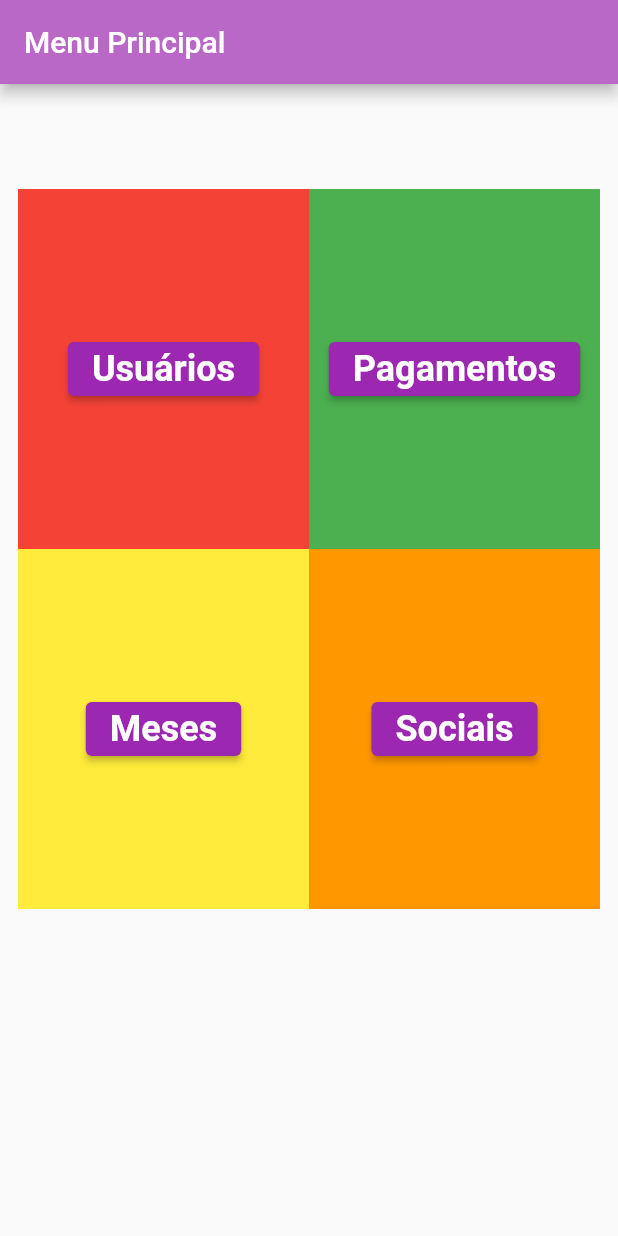
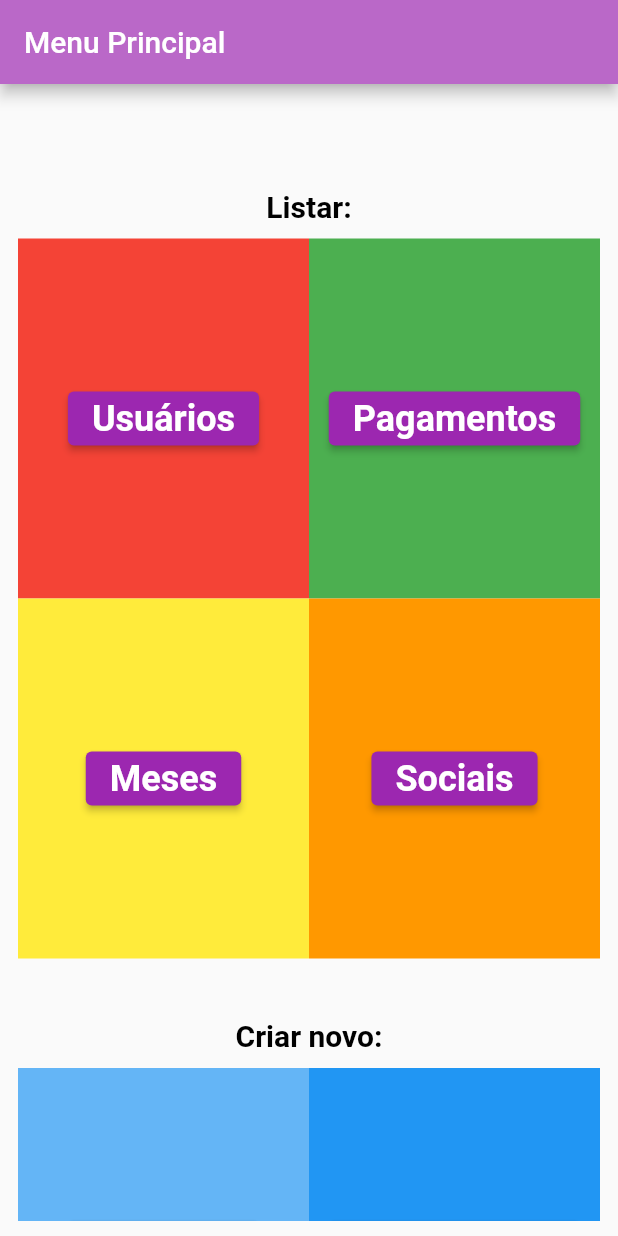
Before and after one commit to RamonXavier/OrganizaAEFlutter, a Flutter app: the screen it shows after launch, on a phone screen of 412 x 824 dp. Run offline on Flutter 3.47's test engine with Material 2 defaults, Android fonts, the phone set to English and light mode, and no system bars.

Commit message:
extendido menu de listar / criar

```diff
--- a/lib/app/pages/MenuDefaultAdmin/MenuDefaultAdmin.page.dart
+++ b/lib/app/pages/MenuDefaultAdmin/MenuDefaultAdmin.page.dart
@@ -1,10 +1,8 @@
 // ignore_for_file: prefer_const_constructors
-
 import 'package:flutter/material.dart';
 import 'package:organiza_ae/app/pages/Mounth/List/ListMounth.page.dart';
 import 'package:organiza_ae/app/pages/Payment/List/ListPayment.page.dart';
 import 'package:organiza_ae/app/pages/Social/List/ListSocial.page.dart';
-import 'package:organiza_ae/app/pages/Social/Social.service.dart';
 import 'package:organiza_ae/app/pages/User/List/ListUser.page.dart';
 
 class MenuDefaultAdmin extends StatelessWidget {
@@ -27,8 +25,20 @@ class MenuDefaultAdmin extends StatelessWidget {
       body: Padding(
         padding:
             const EdgeInsets.only(left: 12, top: 70, right: 12, bottom: 10),
+        child: SingleChildScrollView(
           child: Column(
             children: [
+              Text(
+                "Listar:",
+                style: TextStyle(
+                  color: Colors.black,
+                  fontWeight: FontWeight.bold,
+                  fontSize: 20,
+                ),
+              ),
+              SizedBox(
+                height: 10,
+              ),
               Row(
                 children: <Widget>[
                   Expanded(
@@ -141,7 +151,134 @@ class MenuDefaultAdmin extends StatelessWidget {
                   ),
                 ],
               ),
+              SizedBox(
+                height: 40,
+              ),
+              Text(
+                "Criar novo:",
+                style: TextStyle(
+                  color: Colors.black,
+                  fontWeight: FontWeight.bold,
+                  fontSize: 20,
+                ),
+              ),
+              SizedBox(
+                height: 10,
+              ),
+              Row(
+                children: <Widget>[
+                  Expanded(
+                    flex: 33, // 20%
+                    child: Container(
+                      color: Colors.blue[300],
+                      height: 240,
+                      child: Center(
+                        child: ElevatedButton(
+                          style: style,
+                          onPressed: () {
+                            Navigator.push(
+                              context,
+                              MaterialPageRoute(
+                                  builder: (context) => const ListUser()),
+                            );
+                          },
+                          child: Text(
+                            "Usuários",
+                            style: TextStyle(
+                                fontSize: 24,
+                                color: Colors.white,
+                                fontWeight: FontWeight.bold),
+                          ),
+                        ),
+                      ),
+                    ),
+                  ),
+                  Expanded(
+                    flex: 33, // 60%
+                    child: Container(
+                      color: Colors.blue[500],
+                      height: 240,
+                      child: Center(
+                        child: ElevatedButton(
+                          style: style,
+                          onPressed: () {
+                            Navigator.push(
+                              context,
+                              MaterialPageRoute(
+                                  builder: (context) => const ListPayment()),
+                            );
+                          },
+                          child: Text(
+                            "Pagamentos",
+                            style: TextStyle(
+                                fontSize: 24,
+                                color: Colors.white,
+                                fontWeight: FontWeight.bold),
+                          ),
+                        ),
+                      ),
+                    ),
+                  ),
                 ],
+              ),
+              Row(
+                children: <Widget>[
+                  Expanded(
+                    flex: 33, // 20%
+                    child: Container(
+                      color: Colors.blue[400],
+                      height: 240,
+                      child: Center(
+                        child: ElevatedButton(
+                          style: style,
+                          onPressed: () {
+                            Navigator.push(
+                              context,
+                              MaterialPageRoute(
+                                  builder: (context) => const ListMounth()),
+                            );
+                          },
+                          child: Text(
+                            "Meses",
+                            style: TextStyle(
+                                fontSize: 24,
+                                color: Colors.white,
+                                fontWeight: FontWeight.bold),
+                          ),
+                        ),
+                      ),
+                    ),
+                  ),
+                  Expanded(
+                    flex: 33, // 60%
+                    child: Container(
+                      color: Colors.blue[600],
+                      height: 240,
+                      child: Center(
+                        child: ElevatedButton(
+                          style: style,
+                          onPressed: () {
+                            Navigator.push(
+                              context,
+                              MaterialPageRoute(
+                                  builder: (context) => const ListSocial()),
+                            );
+                          },
+                          child: Text(
+                            "Sociais",
+                            style: TextStyle(
+                                fontSize: 24,
+                                color: Colors.white,
+                                fontWeight: FontWeight.bold),
+                          ),
+                        ),
+                      ),
+                    ),
+                  ),
+                ],
+              ),
+            ],
+          ),
         ),
       ),
     );
```
Also changed, not shown: lib/main.dart (+4 -4 lines). Lines whose indentation alone changed are shown as unchanged.
